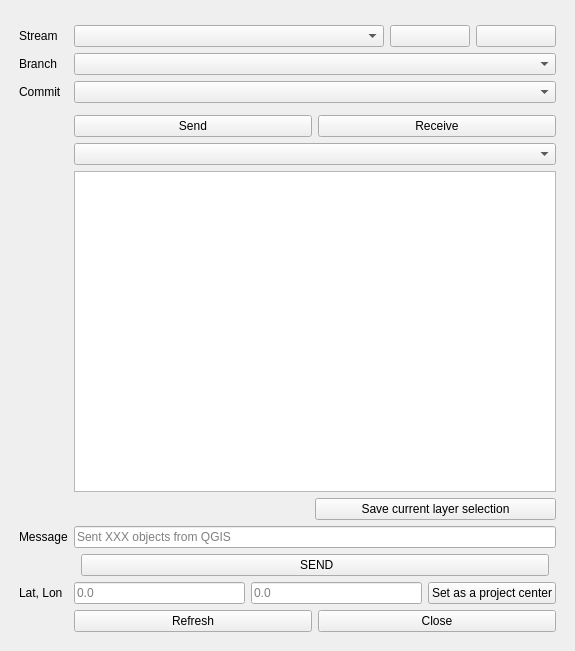
The window that ui/speckle_qgis_dialog_base.ui (specklesystems/speckle-qgis) describes before a commit, drawn with Qt 5.
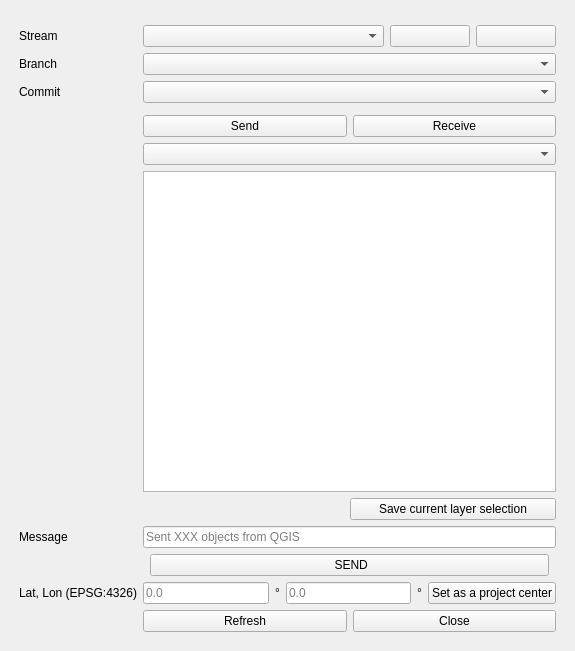
The same window after the commit.

Patch:
```diff
--- a/ui/speckle_qgis_dialog_base.ui
+++ b/ui/speckle_qgis_dialog_base.ui
@@ -236,7 +236,7 @@
         <item row="11" column="0">
          <widget class="QLabel" name="surveyPointLabel">
           <property name="text">
-           <string>Lat, Lon</string>
+           <string>Lat, Lon (EPSG:4326)</string>
           </property>
          </widget>
         </item>
@@ -249,6 +249,15 @@
                 </property>
               </widget>
             </item>
+
+            <item>
+              <widget class="QLabel" name="degreeSign">
+                <property name="text">
+                <string>°</string>
+                </property>
+              </widget>
+            </item>
+
             <item>
               <widget class="QLineEdit" name="surveyPointLon">
                 <property name="placeholderText">
@@ -257,6 +266,14 @@
               </widget>
             </item>
 
+            <item>
+              <widget class="QLabel" name="degreeSign">
+                <property name="text">
+                <string>°</string>
+                </property>
+              </widget>
+            </item>
+            
             <item>
               <widget class="QPushButton" name="saveSurveyPoint">
                 <property name="enabled">
```
